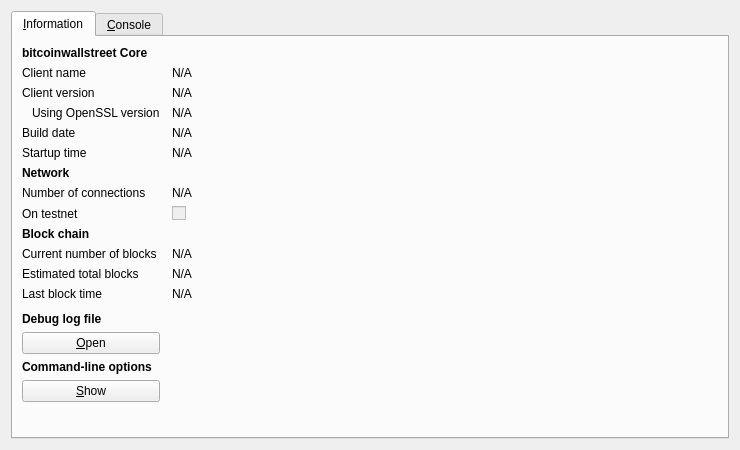
mimmohak/bws, file src/qt/forms/rpcconsole.ui: the form before one commit.
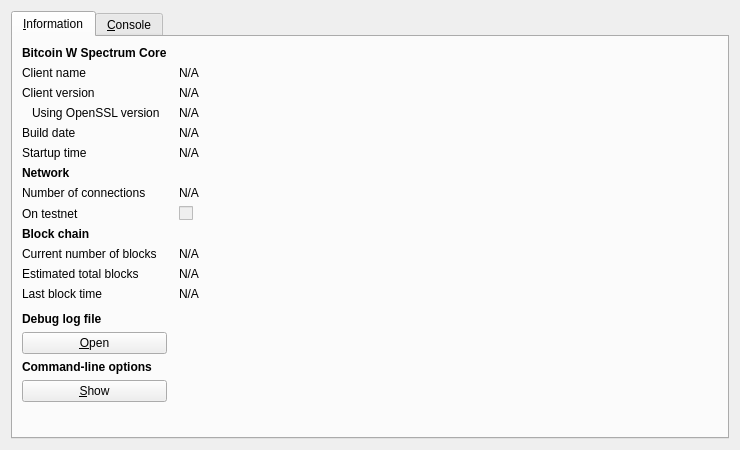
The form after the commit. Icons and pictures are not drawn.

```diff
--- a/src/qt/forms/rpcconsole.ui
+++ b/src/qt/forms/rpcconsole.ui
@@ -36,7 +36,7 @@
           </font>
          </property>
          <property name="text">
-          <string>bitcoinwallstreet Core</string>
+          <string>Bitcoin W Spectrum Core</string>
          </property>
         </widget>
        </item>
```
